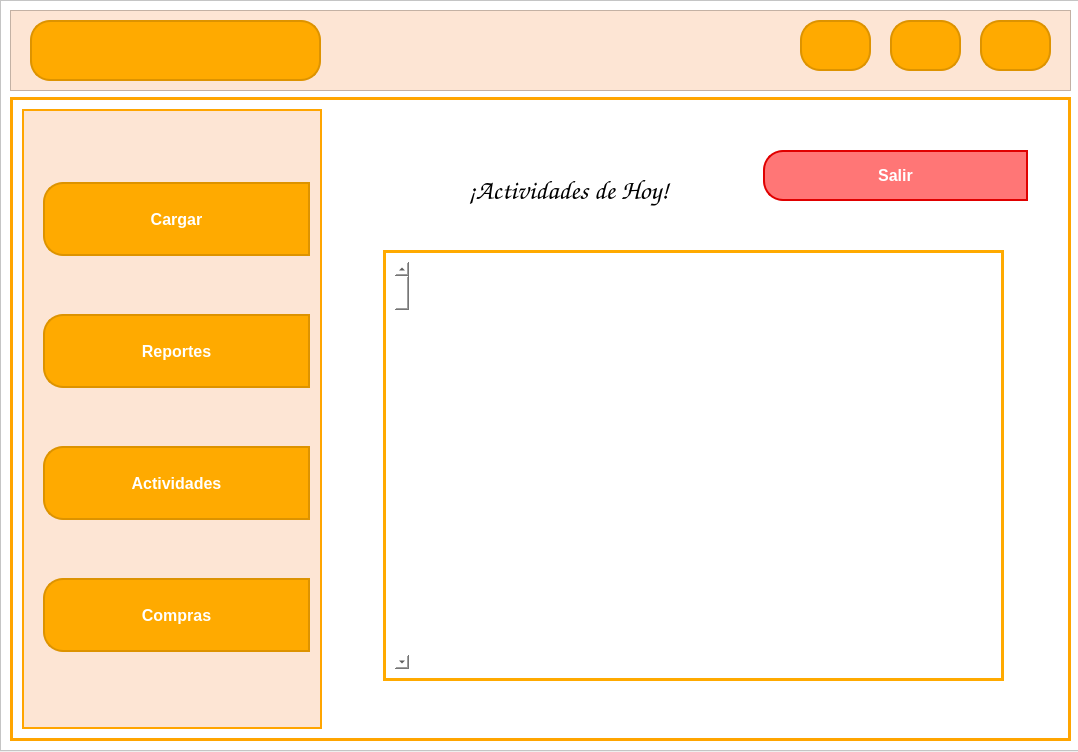
This is Proyecto1/src/ventanas/admin.ui in 202300512DanielH/IPC2_ProyectoVJ2024_21 as Qt 5 draws it before an edit. The edited form follows.
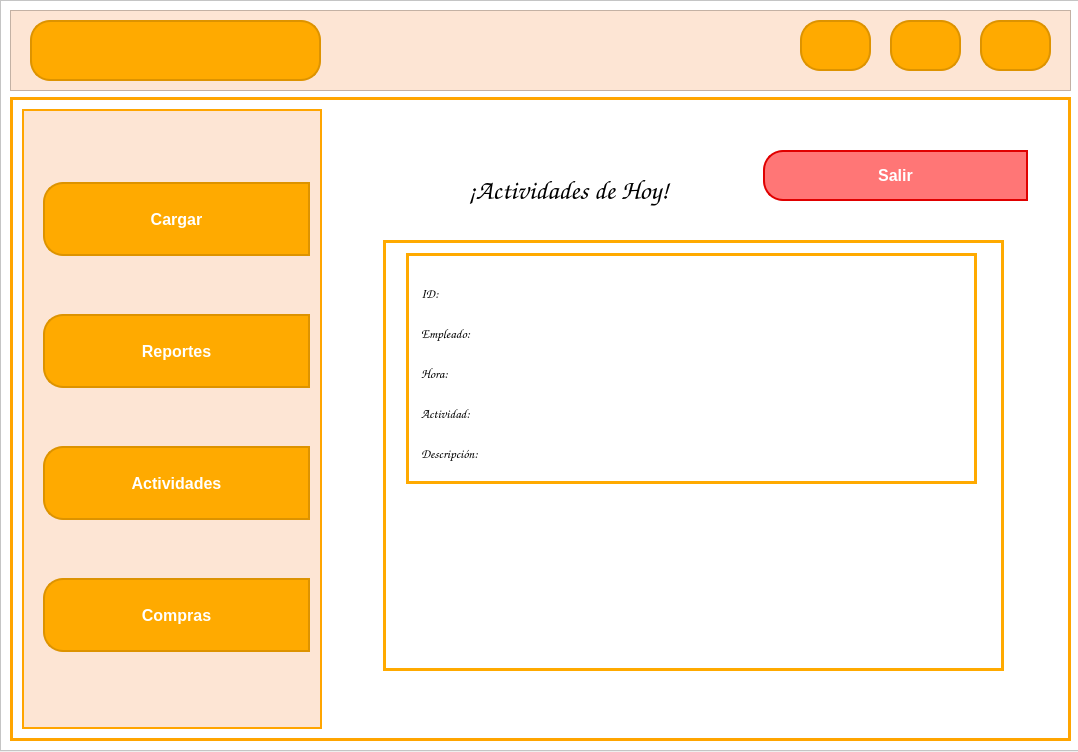
This is the edited form. The open tabs and pages were chosen to show the change. Icons and pictures are not drawn.

Diff of the .ui file:
```diff
--- a/Proyecto1/src/ventanas/admin.ui
+++ b/Proyecto1/src/ventanas/admin.ui
@@ -1171,7 +1171,7 @@
                <property name="geometry">
                 <rect>
                  <x>40</x>
-                 <y>120</y>
+                 <y>110</y>
                  <width>621</width>
                  <height>431</height>
                 </rect>
@@ -1191,15 +1191,265 @@
                   <height>425</height>
                  </rect>
                 </property>
-                <layout class="QVBoxLayout" name="verticalLayout_4">
-                 <item>
-                  <widget class="QScrollBar" name="verticalScrollBar">
-                   <property name="orientation">
-                    <enum>Qt::Vertical</enum>
-                   </property>
-                  </widget>
-                 </item>
-                </layout>
+                <property name="styleSheet">
+                 <string notr="true"/>
+                </property>
+                <widget class="QFrame" name="molde_mostrar_actividades">
+                 <property name="geometry">
+                  <rect>
+                   <x>20</x>
+                   <y>10</y>
+                   <width>571</width>
+                   <height>231</height>
+                  </rect>
+                 </property>
+                 <property name="frameShape">
+                  <enum>QFrame::StyledPanel</enum>
+                 </property>
+                 <property name="frameShadow">
+                  <enum>QFrame::Raised</enum>
+                 </property>
+                 <widget class="QLabel" name="textoID">
+                  <property name="geometry">
+                   <rect>
+                    <x>10</x>
+                    <y>20</y>
+                    <width>41</width>
+                    <height>41</height>
+                   </rect>
+                  </property>
+                  <property name="font">
+                   <font>
+                    <family>Comic Sans MS</family>
+                    <pointsize>10</pointsize>
+                    <weight>75</weight>
+                    <bold>true</bold>
+                   </font>
+                  </property>
+                  <property name="styleSheet">
+                   <string notr="true">border-color: rgb(255, 255, 255);</string>
+                  </property>
+                  <property name="text">
+                   <string>ID:</string>
+                  </property>
+                 </widget>
+                 <widget class="QLabel" name="textoEmpleado">
+                  <property name="geometry">
+                   <rect>
+                    <x>10</x>
+                    <y>60</y>
+                    <width>91</width>
+                    <height>41</height>
+                   </rect>
+                  </property>
+                  <property name="font">
+                   <font>
+                    <family>Comic Sans MS</family>
+                    <pointsize>10</pointsize>
+                    <weight>75</weight>
+                    <bold>true</bold>
+                   </font>
+                  </property>
+                  <property name="styleSheet">
+                   <string notr="true">border-color: rgb(255, 255, 255);</string>
+                  </property>
+                  <property name="text">
+                   <string>Empleado:</string>
+                  </property>
+                 </widget>
+                 <widget class="QLabel" name="textoHora">
+                  <property name="geometry">
+                   <rect>
+                    <x>10</x>
+                    <y>100</y>
+                    <width>91</width>
+                    <height>41</height>
+                   </rect>
+                  </property>
+                  <property name="font">
+                   <font>
+                    <family>Comic Sans MS</family>
+                    <pointsize>10</pointsize>
+                    <weight>75</weight>
+                    <bold>true</bold>
+                   </font>
+                  </property>
+                  <property name="styleSheet">
+                   <string notr="true">border-color: rgb(255, 255, 255);</string>
+                  </property>
+                  <property name="text">
+                   <string>Hora:</string>
+                  </property>
+                 </widget>
+                 <widget class="QLabel" name="textoActividad">
+                  <property name="geometry">
+                   <rect>
+                    <x>10</x>
+                    <y>140</y>
+                    <width>101</width>
+                    <height>41</height>
+                   </rect>
+                  </property>
+                  <property name="font">
+                   <font>
+                    <family>Comic Sans MS</family>
+                    <pointsize>10</pointsize>
+                    <weight>75</weight>
+                    <bold>true</bold>
+                   </font>
+                  </property>
+                  <property name="styleSheet">
+                   <string notr="true">border-color: rgb(255, 255, 255);</string>
+                  </property>
+                  <property name="text">
+                   <string>Actividad:</string>
+                  </property>
+                 </widget>
+                 <widget class="QLabel" name="textoDescripcion">
+                  <property name="geometry">
+                   <rect>
+                    <x>10</x>
+                    <y>180</y>
+                    <width>111</width>
+                    <height>41</height>
+                   </rect>
+                  </property>
+                  <property name="font">
+                   <font>
+                    <family>Comic Sans MS</family>
+                    <pointsize>10</pointsize>
+                    <weight>75</weight>
+                    <bold>true</bold>
+                   </font>
+                  </property>
+                  <property name="styleSheet">
+                   <string notr="true">border-color: rgb(255, 255, 255);</string>
+                  </property>
+                  <property name="text">
+                   <string>Descripción:</string>
+                  </property>
+                 </widget>
+                 <widget class="QLabel" name="llenartextoActividad">
+                  <property name="geometry">
+                   <rect>
+                    <x>120</x>
+                    <y>140</y>
+                    <width>441</width>
+                    <height>41</height>
+                   </rect>
+                  </property>
+                  <property name="font">
+                   <font>
+                    <family>Comic Sans MS</family>
+                    <pointsize>10</pointsize>
+                    <weight>50</weight>
+                    <bold>false</bold>
+                   </font>
+                  </property>
+                  <property name="styleSheet">
+                   <string notr="true">border-color: rgb(255, 255, 255);</string>
+                  </property>
+                  <property name="text">
+                   <string/>
+                  </property>
+                 </widget>
+                 <widget class="QLabel" name="llenartextoDescripcion">
+                  <property name="geometry">
+                   <rect>
+                    <x>120</x>
+                    <y>180</y>
+                    <width>441</width>
+                    <height>41</height>
+                   </rect>
+                  </property>
+                  <property name="font">
+                   <font>
+                    <family>Comic Sans MS</family>
+                    <pointsize>10</pointsize>
+                    <weight>50</weight>
+                    <bold>false</bold>
+                   </font>
+                  </property>
+                  <property name="styleSheet">
+                   <string notr="true">border-color: rgb(255, 255, 255);</string>
+                  </property>
+                  <property name="text">
+                   <string/>
+                  </property>
+                 </widget>
+                 <widget class="QLabel" name="llenartextoHora">
+                  <property name="geometry">
+                   <rect>
+                    <x>120</x>
+                    <y>100</y>
+                    <width>441</width>
+                    <height>41</height>
+                   </rect>
+                  </property>
+                  <property name="font">
+                   <font>
+                    <family>Comic Sans MS</family>
+                    <pointsize>10</pointsize>
+                    <weight>50</weight>
+                    <bold>false</bold>
+                   </font>
+                  </property>
+                  <property name="styleSheet">
+                   <string notr="true">border-color: rgb(255, 255, 255);</string>
+                  </property>
+                  <property name="text">
+                   <string/>
+                  </property>
+                 </widget>
+                 <widget class="QLabel" name="llenartextoEmpleado">
+                  <property name="geometry">
+                   <rect>
+                    <x>120</x>
+                    <y>60</y>
+                    <width>441</width>
+                    <height>41</height>
+                   </rect>
+                  </property>
+                  <property name="font">
+                   <font>
+                    <family>Comic Sans MS</family>
+                    <pointsize>10</pointsize>
+                    <weight>50</weight>
+                    <bold>false</bold>
+                   </font>
+                  </property>
+                  <property name="styleSheet">
+                   <string notr="true">border-color: rgb(255, 255, 255);</string>
+                  </property>
+                  <property name="text">
+                   <string/>
+                  </property>
+                 </widget>
+                 <widget class="QLabel" name="llenartextoID">
+                  <property name="geometry">
+                   <rect>
+                    <x>120</x>
+                    <y>20</y>
+                    <width>441</width>
+                    <height>41</height>
+                   </rect>
+                  </property>
+                  <property name="font">
+                   <font>
+                    <family>Comic Sans MS</family>
+                    <pointsize>10</pointsize>
+                    <weight>50</weight>
+                    <bold>false</bold>
+                   </font>
+                  </property>
+                  <property name="styleSheet">
+                   <string notr="true">border-color: rgb(255, 255, 255);</string>
+                  </property>
+                  <property name="text">
+                   <string/>
+                  </property>
+                 </widget>
+                </widget>
                </widget>
               </widget>
               <widget class="QPushButton" name="go_login_actividades">
```
Left out of the diff: 322 changed lines with no effect on the pictures.
